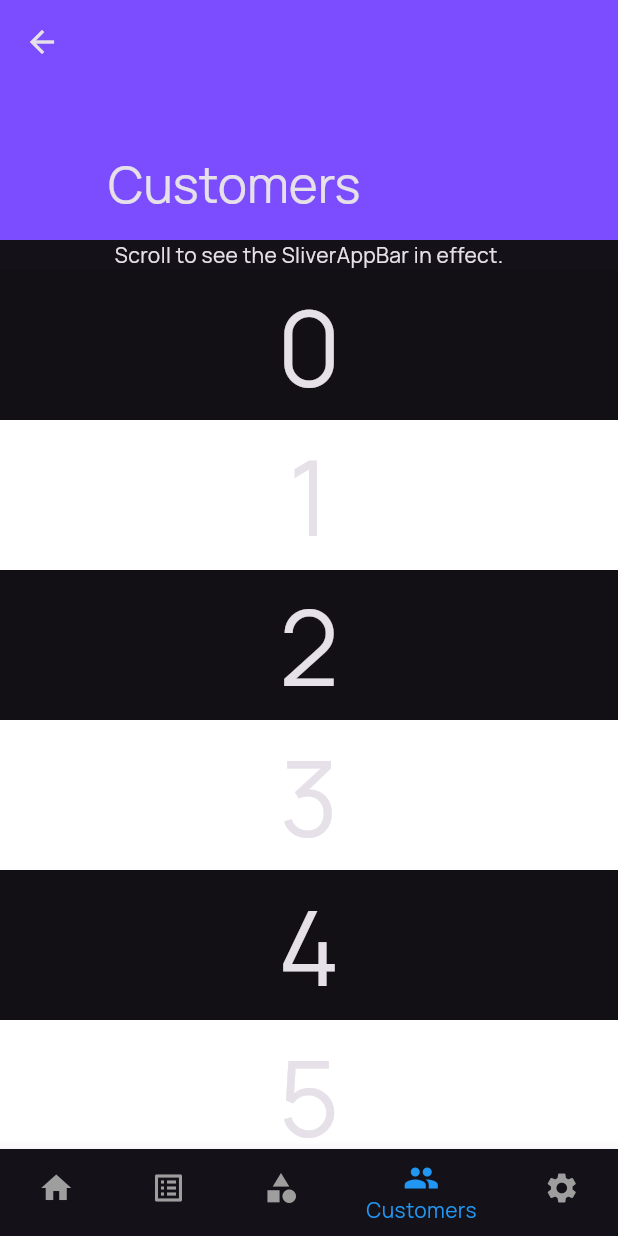
After one commit to shiX0/sajilo-sales, a Flutter app: the DashboardScreen screen opened directly, item 4 of the bottom bar chosen, on a phone screen of 412 x 824 dp. The commit adds this screen. Run offline on Flutter 3.47's test engine with Material 3 defaults, Android fonts, the phone set to English and light mode, and no system bars; our stand-ins replace connectivity_plus, dartz, dio, equatable, flutter_riverpod, flutter_svg and 3 more; accounts and stored records are empty; network calls fail.

Commit message:
added coustomers view

```diff
--- a/lib/app/themes/theme_data.dart
+++ b/lib/app/themes/theme_data.dart
@@ -2,7 +2,7 @@ import 'package:flutter/material.dart';
 
 ThemeData getApplicationTheme() {
   return ThemeData(
-    useMaterial3: false,
+    useMaterial3: true,
     brightness: Brightness.dark,
     primaryColor: Colors.deepPurple,
     primaryColorDark: Colors.deepPurple,
--- /dev/null
+++ b/lib/features/customers/presentation/view/customer_view.dart
@@ -0,0 +1,50 @@
+import 'package:flutter/material.dart';
+import 'package:flutter/widgets.dart';
+import 'package:flutter_riverpod/flutter_riverpod.dart';
+
+class CustomerView extends ConsumerStatefulWidget {
+  const CustomerView({super.key});
+
+  @override
+  ConsumerState<ConsumerStatefulWidget> createState() => _CustomerViewState();
+}
+
+class _CustomerViewState extends ConsumerState<CustomerView> {
+  @override
+  Widget build(BuildContext context) {
+    return CustomScrollView(
+      slivers: <Widget>[
+        const SliverAppBar(
+          pinned: true,
+          floating: true,
+          expandedHeight: 160,
+          flexibleSpace: FlexibleSpaceBar(
+            title: Text("Customers"),
+          ),
+        ),
+        const SliverToBoxAdapter(
+          child: SizedBox(
+            height: 20,
+            child: Center(
+              child: Text('Scroll to see the SliverAppBar in effect.'),
+            ),
+          ),
+        ),
+        SliverList(
+          delegate: SliverChildBuilderDelegate(
+            (BuildContext context, int index) {
+              return Container(
+                color: index.isOdd ? Colors.white : Colors.black12,
+                height: 100.0,
+                child: Center(
+                  child: Text('$index', textScaler: const TextScaler.linear(5)),
+                ),
+              );
+            },
+            childCount: 20,
+          ),
+        ),
+      ],
+    );
+  }
+}
--- a/lib/features/home/presentation/view/dashboard_screen.dart
+++ b/lib/features/home/presentation/view/dashboard_screen.dart
@@ -1,4 +1,5 @@
 import 'package:flutter/material.dart';
+import 'package:sajilo_sales/features/customers/presentation/view/customer_view.dart';
 import 'package:sajilo_sales/features/home/presentation/view/home_screen.dart';
 import 'package:sajilo_sales/features/products/presentation/view/product_view.dart';
 
@@ -16,7 +17,7 @@ class _DashboardScreenState extends State<DashboardScreen> {
     const HomeScreen(),
     const Column(),
     const ProductView(),
-    const Column(),
+    const CustomerView(),
     const Column(),
   ];
 
```
